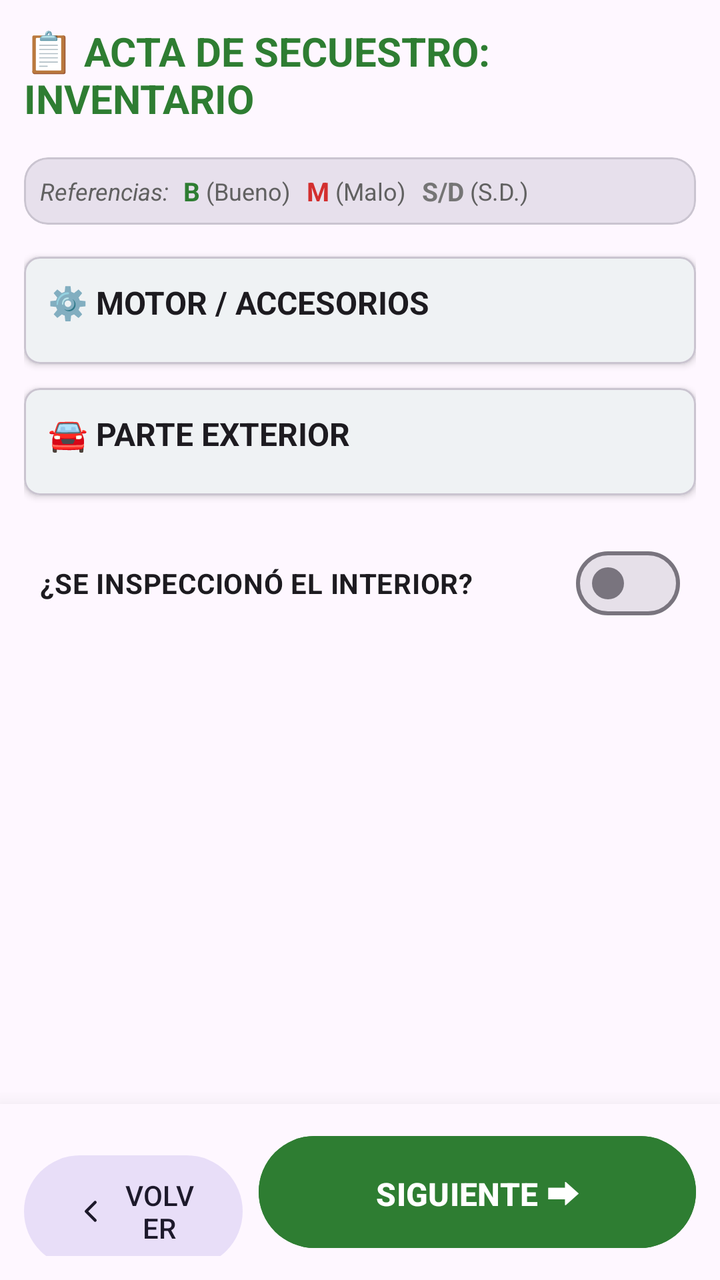
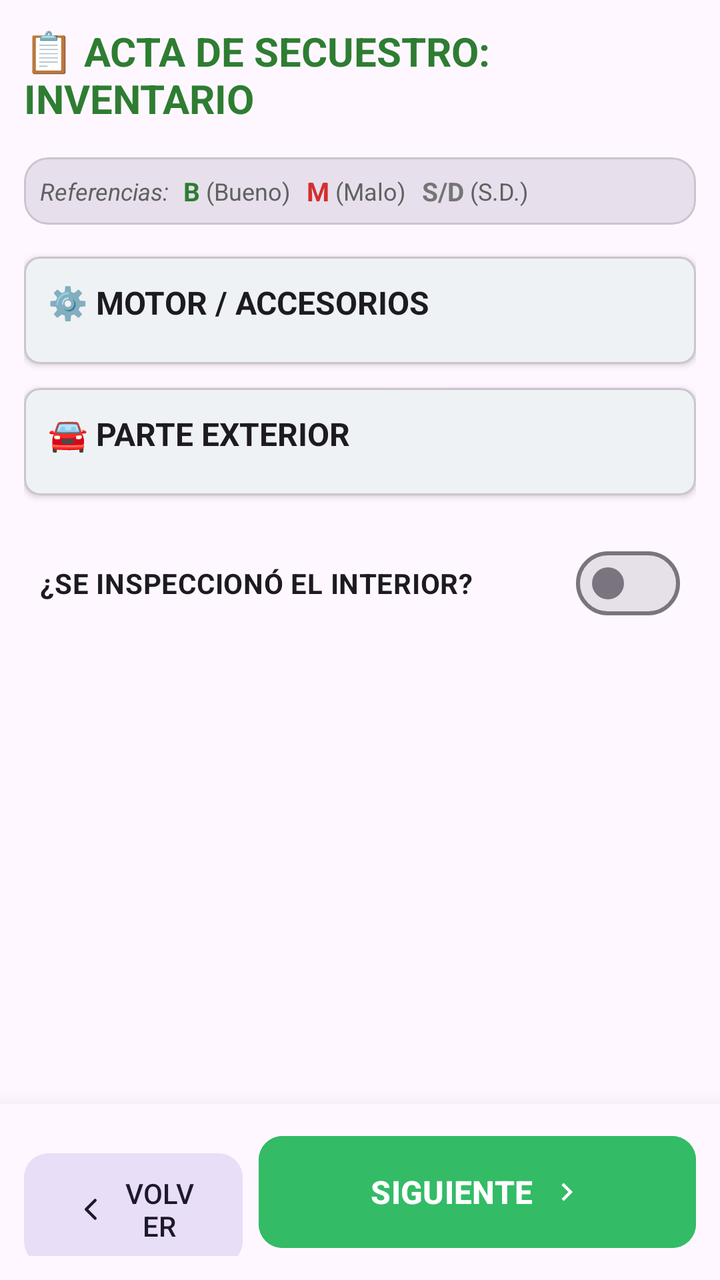

Two renders of the same Android screen: before a commit and after it. Below are the layout's source before the change and the commit's diff.
<!-- AndroidManifest.xml: application theme Theme.ChivilcoyActas -->
<!-- res/layout/fragment_secuestro.xml -->
<?xml version="1.0" encoding="utf-8"?>
<androidx.constraintlayout.widget.ConstraintLayout xmlns:android="http://schemas.android.com/apk/res/android"
    xmlns:app="http://schemas.android.com/apk/res-auto"
    android:id="@+id/rootSecuestro"
    android:layout_width="match_parent"
    android:layout_height="match_parent"
    android:clickable="true"
    android:focusable="true"
    android:background="?android:attr/windowBackground">

    <ScrollView
        android:id="@+id/scrollSecuestro"
        android:layout_width="0dp"
        android:layout_height="0dp"
        android:clipToPadding="false"
        android:fillViewport="true"
        android:padding="12dp"
        app:layout_constraintBottom_toTopOf="@+id/bottomContainer"
        app:layout_constraintEnd_toEndOf="parent"
        app:layout_constraintStart_toStartOf="parent"
        app:layout_constraintTop_toTopOf="parent">

        <LinearLayout
            android:layout_width="match_parent"
            android:layout_height="wrap_content"
            android:orientation="vertical"
            android:paddingBottom="24dp">

            <TextView
                android:id="@+id/tvTituloSecuestro"
                android:layout_width="wrap_content"
                android:layout_height="wrap_content"
                android:layout_marginBottom="16dp"
                android:text="📋 ACTA DE SECUESTRO: INVENTARIO"
                android:textColor="#2E7D32"
                android:textSize="20sp"
                android:textStyle="bold" />

            
            <com.google.android.material.card.MaterialCardView
                android:layout_width="match_parent"
                android:layout_height="wrap_content"
                android:layout_marginBottom="16dp"
                app:cardBackgroundColor="?attr/colorSurfaceVariant"
                app:cardElevation="0dp"
                app:strokeColor="?attr/colorOutlineVariant"
                app:strokeWidth="1dp">

                <LinearLayout
                    android:layout_width="match_parent"
                    android:layout_height="wrap_content"
                    android:gravity="center_vertical"
                    android:orientation="horizontal"
                    android:padding="8dp">

                    <TextView
                        android:layout_width="wrap_content"
                        android:layout_height="wrap_content"
                        android:text="Referencias: "
                        android:textColor="#616161"
                        android:textSize="12sp"
                        android:textStyle="italic" />

                    <TextView
                        android:layout_width="wrap_content"
                        android:layout_height="wrap_content"
                        android:layout_marginStart="4dp"
                        android:text="B"
                        android:textColor="#2E7D32"
                        android:textSize="13sp"
                        android:textStyle="bold" />

                    <TextView
                        android:layout_width="wrap_content"
                        android:layout_height="wrap_content"
                        android:text=" (Bueno)"
                        android:textColor="#616161"
                        android:textSize="12sp" />

                    <TextView
                        android:layout_width="wrap_content"
                        android:layout_height="wrap_content"
                        android:layout_marginStart="8dp"
                        android:text="M"
                        android:textColor="#D32F2F"
                        android:textSize="13sp"
                        android:textStyle="bold" />

                    <TextView
                        android:layout_width="wrap_content"
                        android:layout_height="wrap_content"
                        android:text=" (Malo)"
                        android:textColor="#616161"
                        android:textSize="12sp" />

                    <TextView
                        android:layout_width="wrap_content"
                        android:layout_height="wrap_content"
                        android:layout_marginStart="8dp"
                        android:text="S/D"
                        android:textColor="#757575"
                        android:textSize="13sp"
                        android:textStyle="bold" />

                    <TextView
                        android:layout_width="wrap_content"
                        android:layout_height="wrap_content"
                        android:text=" (S.D.)"
                        android:textColor="#616161"
                        android:textSize="12sp" />

                </LinearLayout>
            </com.google.android.material.card.MaterialCardView>

            <com.google.android.material.card.MaterialCardView
                android:id="@+id/cardMotor"
                android:layout_width="match_parent"
                android:layout_height="wrap_content"
                android:layout_marginBottom="12dp"
                app:cardBackgroundColor="?attr/colorSurface"
                app:cardCornerRadius="8dp"
                app:cardElevation="2dp"
                app:strokeColor="?attr/colorOutlineVariant"
                app:strokeWidth="1dp">

                <LinearLayout
                    android:layout_width="match_parent"
                    android:layout_height="wrap_content"
                    android:orientation="vertical"
                    android:padding="12dp">

                    <TextView
                        android:layout_width="wrap_content"
                        android:layout_height="wrap_content"
                        android:layout_marginBottom="8dp"
                        android:text="⚙️ MOTOR / ACCESORIOS"
                        android:textColor="?attr/colorOnSurface"
                        android:textSize="16sp"
                        android:textStyle="bold" />

                    <LinearLayout
                        android:id="@+id/containerMotor"
                        android:layout_width="match_parent"
                        android:layout_height="wrap_content"
                        android:orientation="vertical" />
                </LinearLayout>
            </com.google.android.material.card.MaterialCardView>

            <com.google.android.material.card.MaterialCardView
                android:id="@+id/cardExterior"
                android:layout_width="match_parent"
                android:layout_height="wrap_content"
                android:layout_marginBottom="12dp"
                app:cardBackgroundColor="?attr/colorSurface"
                app:cardCornerRadius="8dp"
                app:cardElevation="2dp"
                app:strokeColor="?attr/colorOutlineVariant"
                app:strokeWidth="1dp">

                <LinearLayout
                    android:layout_width="match_parent"
                    android:layout_height="wrap_content"
                    android:orientation="vertical"
                    android:padding="12dp">

                    <TextView
                        android:layout_width="wrap_content"
                        android:layout_height="wrap_content"
                        android:layout_marginBottom="8dp"
                        android:text="🚘 PARTE EXTERIOR"
                        android:textColor="?attr/colorOnSurface"
                        android:textSize="16sp"
                        android:textStyle="bold" />

                    <LinearLayout
                        android:id="@+id/containerExterior"
                        android:layout_width="match_parent"
                        android:layout_height="wrap_content"
                        android:orientation="vertical" />
                </LinearLayout>
            </com.google.android.material.card.MaterialCardView>

            <com.google.android.material.materialswitch.MaterialSwitch
                android:id="@+id/checkIncluirInterior"
                android:layout_width="match_parent"
                android:layout_height="wrap_content"
                android:layout_marginVertical="8dp"
                android:padding="8dp"
                android:text="¿SE INSPECCIONÓ EL INTERIOR?"
                android:textColor="?attr/colorOnSurface"
                android:textSize="14sp"
                android:textStyle="bold" />

            <com.google.android.material.card.MaterialCardView
                android:id="@+id/cardInterior"
                android:layout_width="match_parent"
                android:layout_height="wrap_content"
                android:layout_marginTop="4dp"
                android:layout_marginBottom="16dp"
                android:visibility="gone"
                app:cardBackgroundColor="?attr/colorSurface"
                app:cardCornerRadius="8dp"
                app:cardElevation="2dp"
                app:strokeColor="?attr/colorOutlineVariant"
                app:strokeWidth="1dp">

                <LinearLayout
                    android:layout_width="match_parent"
                    android:layout_height="wrap_content"
                    android:orientation="vertical"
                    android:padding="12dp">

                    <TextView
                        android:layout_width="wrap_content"
                        android:layout_height="wrap_content"
                        android:layout_marginBottom="8dp"
                        android:text="💺 INTERIOR DEL VEHÍCULO"
                        android:textColor="?attr/colorOnSurface"
                        android:textSize="16sp"
                        android:textStyle="bold" />

                    <LinearLayout
                        android:id="@+id/containerInterior"
                        android:layout_width="match_parent"
                        android:layout_height="wrap_content"
                        android:orientation="vertical" />
                </LinearLayout>
            </com.google.android.material.card.MaterialCardView>

            
            <Space
                android:layout_width="match_parent"
                android:layout_height="80dp" />
        </LinearLayout>
    </ScrollView>

    
    <LinearLayout
        android:id="@+id/bottomContainer"
        android:layout_width="match_parent"
        android:layout_height="wrap_content"
        android:background="?android:attr/windowBackground"
        android:elevation="16dp"
        android:orientation="horizontal"
        android:padding="12dp"
        android:weightSum="3"
        app:layout_constraintBottom_toBottomOf="parent"
        app:layout_constraintEnd_toEndOf="parent"
        app:layout_constraintStart_toStartOf="parent">

        <Button
            android:id="@+id/btnVolverSecuestro"
            style="@style/Widget.Material3.Button.TonalButton"
            android:layout_width="0dp"
            android:layout_height="64dp"
            android:layout_marginEnd="8dp"
            android:layout_weight="1"
            android:text="VOLVER"
            android:textSize="14sp"
            app:icon="@drawable/ic_arrow_back_thin"
            app:iconGravity="textStart" />

        <Button
            android:id="@+id/btnSiguienteSecuestro"
            android:layout_width="0dp"
            android:layout_height="64dp"
            android:layout_weight="2"
            android:backgroundTint="#2E7D32"
            android:text="SIGUIENTE ⮕"
            android:textColor="#FFFFFF"
            android:textSize="16sp"
            android:textStyle="bold" />
    </LinearLayout>

</androidx.constraintlayout.widget.ConstraintLayout>
<!-- resources referenced by this layout -->
<resources>
  <!-- drawable ic_arrow_back_thin (drawable) -->
  <vector xmlns:android="http://schemas.android.com/apk/res/android"
      android:width="24dp"
      android:height="24dp"
      android:viewportWidth="24"
      android:viewportHeight="24">
      <path
          android:strokeColor="#000000"
          android:strokeWidth="2"
          android:strokeLineCap="round"
          android:strokeLineJoin="round"
          android:pathData="M15,18l-6,-6 6,-6" />
  </vector>
  <style name="Theme.ChivilcoyActas" parent="Base.Theme.ChivilcoyActas" />
  <style name="Base.Theme.ChivilcoyActas" parent="Theme.Material3.DayNight.NoActionBar">
          
          <item name="colorPrimary">#33BB66</item>
  
          <item name="colorSecondary">#33BB66</item>
          <item name="android:statusBarColor">#33BB66</item>
      </style>
</resources>

<!-- the commit's change to res/layout/fragment_secuestro.xml (unified diff, before → after) -->
@@ -258,18 +258,23 @@
             android:text="VOLVER"
             android:textSize="14sp"
             app:icon="@drawable/ic_arrow_back_thin"
-            app:iconGravity="textStart" />
+            app:iconGravity="textStart"
+            app:cornerRadius="12dp" />
 
         <Button
             android:id="@+id/btnSiguienteSecuestro"
             android:layout_width="0dp"
             android:layout_height="64dp"
             android:layout_weight="2"
-            android:backgroundTint="#2E7D32"
-            android:text="SIGUIENTE ⮕"
-            android:textColor="#FFFFFF"
+            android:backgroundTint="?attr/colorPrimary"
+            android:text="SIGUIENTE"
+            android:textColor="?attr/colorOnPrimary"
             android:textSize="16sp"
-            android:textStyle="bold" />
+            android:textStyle="bold"
+            app:cornerRadius="12dp"
+            app:icon="@drawable/ic_arrow_forward"
+            app:iconGravity="textEnd"
+            app:iconPadding="8dp" />
     </LinearLayout>
 
 </androidx.constraintlayout.widget.ConstraintLayout>
<!-- resource entries referenced after the edit -->
@@ -13,6 +13,16 @@
           android:strokeLineJoin="round"
           android:pathData="M15,18l-6,-6 6,-6" />
   </vector>
+  <!-- drawable ic_arrow_forward (drawable) -->
+  <vector xmlns:android="http://schemas.android.com/apk/res/android"
+      android:width="24dp"
+      android:height="24dp"
+      android:viewportWidth="24"
+      android:viewportHeight="24">
+      <path
+          android:fillColor="#FFFFFF"
+          android:pathData="M8.59,16.59L13.17,12L8.59,7.41L10,6L16,12L10,18L8.59,16.59Z" />
+  </vector>
   <style name="Theme.ChivilcoyActas" parent="Base.Theme.ChivilcoyActas" />
   <style name="Base.Theme.ChivilcoyActas" parent="Theme.Material3.DayNight.NoActionBar">
           
